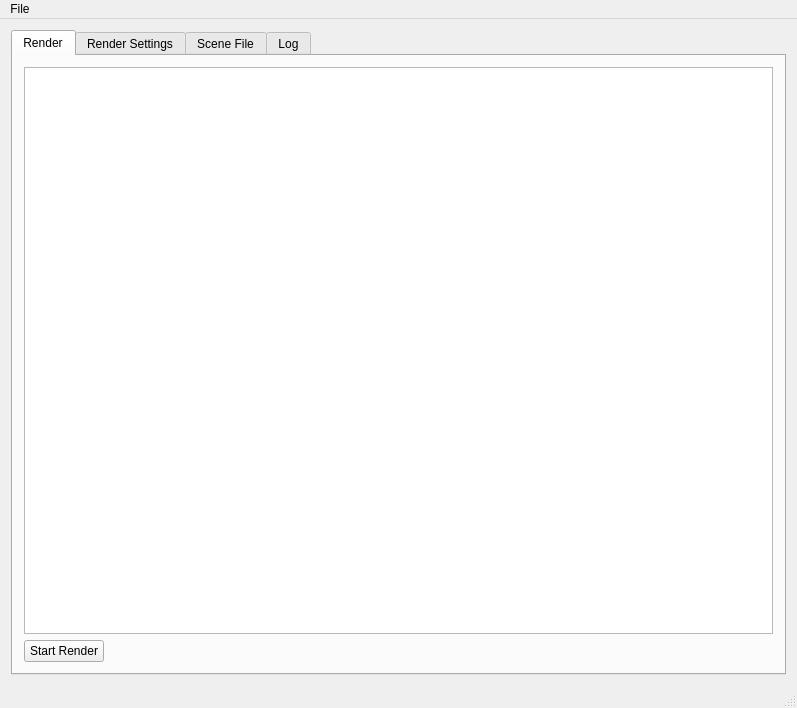
Above: mainwindow.ui from Theverat/SimpleTracer before the change. Below: the same form after it.
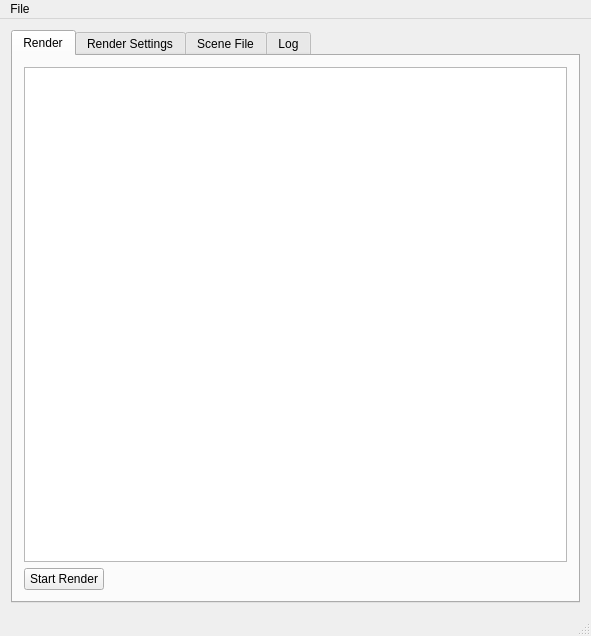
That is the form after the change. Icons and pictures are not drawn.

The edit to the form file:
```diff
--- a/mainwindow.ui
+++ b/mainwindow.ui
@@ -9,8 +9,8 @@
    <rect>
     <x>0</x>
     <y>0</y>
-    <width>797</width>
-    <height>708</height>
+    <width>591</width>
+    <height>636</height>
    </rect>
   </property>
   <property name="windowTitle">
@@ -24,7 +24,7 @@
    <locale language="English" country="UnitedStates"/>
   </property>
   <widget class="QWidget" name="centralWidget">
-   <layout class="QVBoxLayout" name="verticalLayout">
+   <layout class="QHBoxLayout" name="horizontalLayout_2">
     <item>
      <widget class="QTabWidget" name="tabWidget">
       <property name="currentIndex">
@@ -58,9 +58,9 @@
           <property name="backgroundBrush">
            <brush brushstyle="SolidPattern">
             <color alpha="255">
-             <red>0</red>
-             <green>0</green>
-             <blue>50</blue>
+             <red>159</red>
+             <green>159</green>
+             <blue>159</blue>
             </color>
            </brush>
           </property>
@@ -376,7 +376,7 @@
     <rect>
      <x>0</x>
      <y>0</y>
-     <width>797</width>
+     <width>591</width>
      <height>25</height>
     </rect>
    </property>
```
Left out of the diff: 8 changed lines with no effect on the pictures.
